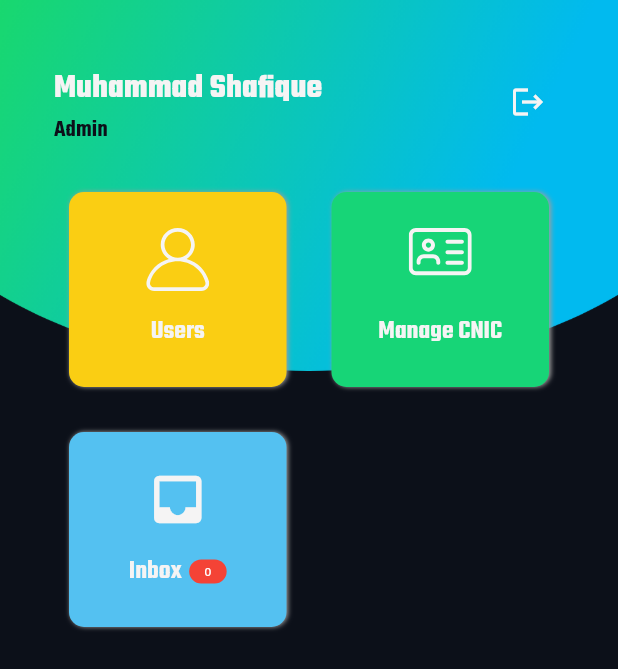
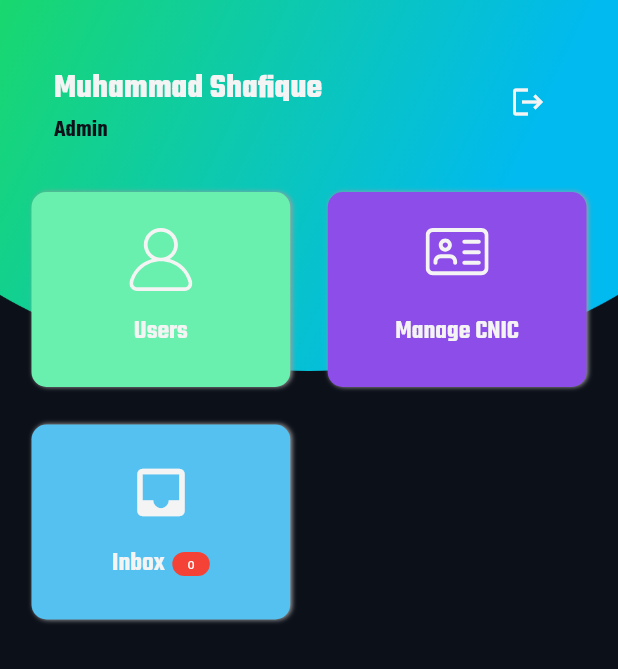
Before and after one commit to shafiquecbl/Admin-App, a Flutter app: the HomeScreen screen opened by its route, on a phone screen of 412 x 824 dp. Shown: the top 669 px of the screen. Run offline on Flutter 3.47's test engine with Material 2 defaults, Android fonts, the phone set to English and light mode, and no system bars; our stand-ins replace cached_network_image, cloud_firestore, firebase_auth, firebase_core, firebase_messaging, flutter_svg and 2 more; accounts and stored records are empty.

Commit message:
Dashboard Updated

```diff
--- a/lib/screens/Home_Screen/griddashboard.dart
+++ b/lib/screens/Home_Screen/griddashboard.dart
@@ -15,9 +15,9 @@ class GridDashboard extends StatelessWidget {
   Widget build(BuildContext context) {
     return StaggeredGridView.count(
       crossAxisCount: 2,
-      crossAxisSpacing: 30,
-      mainAxisSpacing: 30,
-      padding: EdgeInsets.symmetric(horizontal: 30, vertical: 20),
+      crossAxisSpacing: 25,
+      mainAxisSpacing: 25,
+      padding: EdgeInsets.symmetric(horizontal: 5, vertical: 20),
       staggeredTiles: [
         StaggeredTile.extent(1, 130),
         StaggeredTile.extent(1, 130),
@@ -36,7 +36,7 @@ class GridDashboard extends StatelessWidget {
       onTap: () {
         navigator(context, ManageUsers());
       },
-      splashColor: Color(0xFFFACE13),
+      splashColor: Color(0xFF8D4DE9),
       child: Container(
         decoration: BoxDecoration(boxShadow: [
           BoxShadow(
@@ -45,7 +45,7 @@ class GridDashboard extends StatelessWidget {
             blurRadius: 2,
             offset: Offset(1, 0),
           )
-        ], color: Color(0xFFFACE13), borderRadius: BorderRadius.circular(10)),
+        ], color: Colors.greenAccent, borderRadius: BorderRadius.circular(10)),
         child: Column(
           mainAxisAlignment: MainAxisAlignment.center,
           children: <Widget>[
@@ -82,7 +82,7 @@ class GridDashboard extends StatelessWidget {
             blurRadius: 2,
             offset: Offset(1, 0),
           )
-        ], color: Color(0xFF17D577), borderRadius: BorderRadius.circular(10)),
+        ], color: Color(0xFF8D4DE9), borderRadius: BorderRadius.circular(10)),
         child: Column(
           mainAxisAlignment: MainAxisAlignment.center,
           children: <Widget>[
```
